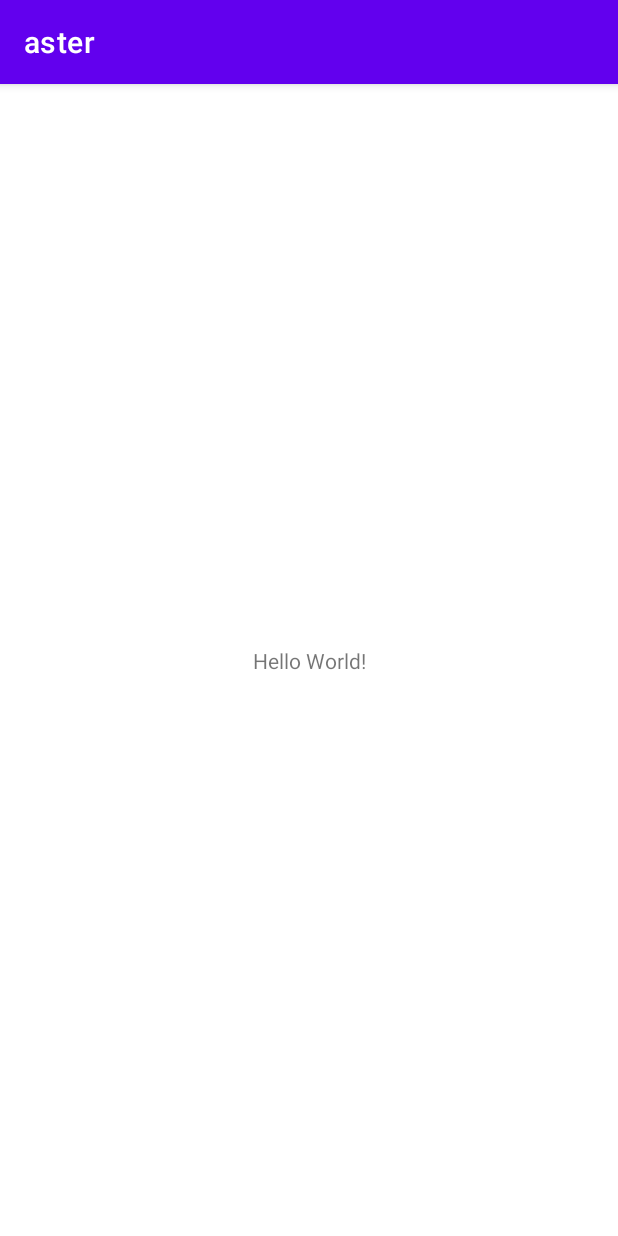
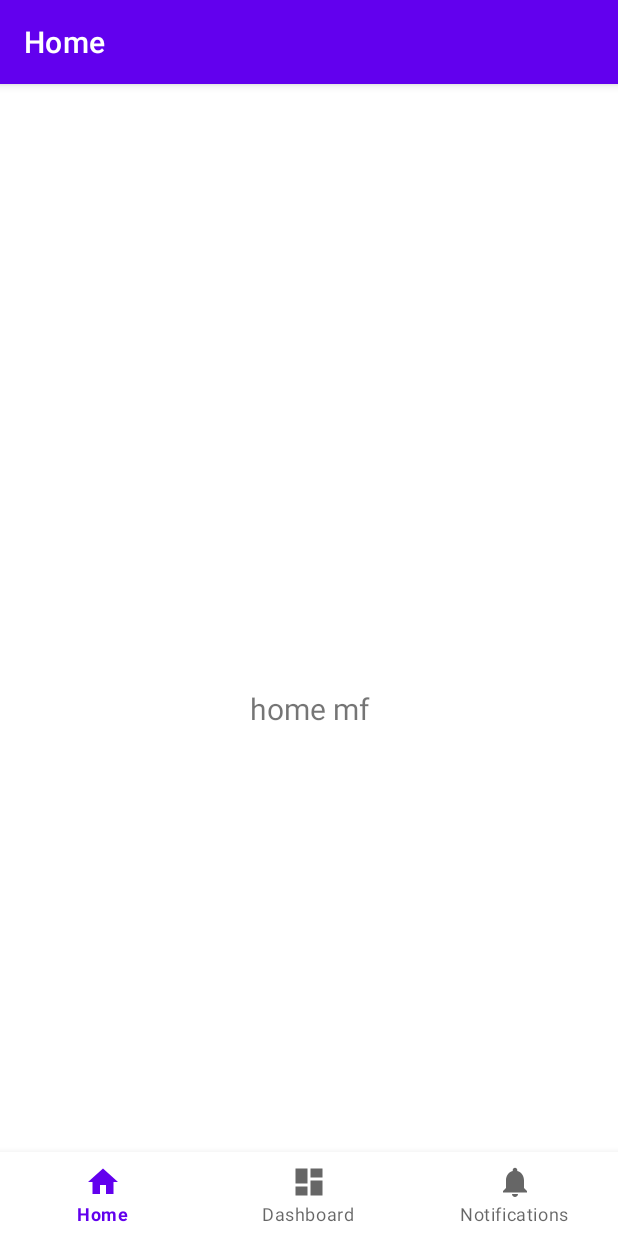
Before and after one commit to VVan228/aster, an Android app: the screen it shows after launch (MainActivity), on a phone screen of 412 x 824 dp. Run offline under Robolectric (Android 15) with nearby library versions, the phone set to English and light mode, and no system bars; our stand-ins replace navigation-ui.

Commit message:
bottom nav bar

```diff
--- a/app/src/main/java/com/example/aster/MainActivity.java
+++ b/app/src/main/java/com/example/aster/MainActivity.java
@@ -1,21 +1,37 @@
 package com.example.aster;
-
-import androidx.appcompat.app.AppCompatActivity;
 
 import android.os.Bundle;
 
-import com.google.firebase.FirebaseApp;
-import com.google.firebase.appcheck.FirebaseAppCheck;
-import com.google.firebase.appcheck.debug.DebugAppCheckProviderFactory;
+import com.google.android.material.bottomnavigation.BottomNavigationView;
+
+import androidx.appcompat.app.AppCompatActivity;
+import androidx.navigation.NavController;
+import androidx.navigation.Navigation;
+import androidx.navigation.ui.AppBarConfiguration;
+import androidx.navigation.ui.NavigationUI;
+
+import com.example.aster.databinding.ActivityMainBinding;
 
 public class MainActivity extends AppCompatActivity {
+
+    private ActivityMainBinding binding;
 
     @Override
     protected void onCreate(Bundle savedInstanceState) {
         super.onCreate(savedInstanceState);
-        setContentView(R.layout.activity_main);
 
+        binding = ActivityMainBinding.inflate(getLayoutInflater());
+        setContentView(binding.getRoot());
 
+        BottomNavigationView navView = findViewById(R.id.nav_view);
+        // Passing each menu ID as a set of Ids because each
+        // menu should be considered as top level destinations.
+        AppBarConfiguration appBarConfiguration = new AppBarConfiguration.Builder(
+                R.id.navigation_home, R.id.navigation_dashboard, R.id.navigation_notifications)
+                .build();
+        NavController navController = Navigation.findNavController(this, R.id.nav_host_fragment_activity_main2);
+        NavigationUI.setupActionBarWithNavController(this, navController, appBarConfiguration);
+        NavigationUI.setupWithNavController(binding.navView, navController);
+    }
 
-    }
 }
--- /dev/null
+++ b/app/src/main/java/com/example/aster/ui/home/HomeFragment.java
@@ -0,0 +1,37 @@
+package com.example.aster.ui.home;
+
+import android.os.Bundle;
+import android.view.LayoutInflater;
+import android.view.View;
+import android.view.ViewGroup;
+import android.widget.TextView;
+
+import androidx.annotation.NonNull;
+import androidx.annotation.Nullable;
+import androidx.fragment.app.Fragment;
+import androidx.lifecycle.Observer;
+import androidx.lifecycle.ViewModelProvider;
+
+import com.example.aster.R;
+import com.example.aster.databinding.FragmentHomeBinding;
+
+public class HomeFragment extends Fragment {
+
+    private FragmentHomeBinding binding;
+
+    public View onCreateView(@NonNull LayoutInflater inflater,
+                             ViewGroup container, Bundle savedInstanceState) {
+        binding = FragmentHomeBinding.inflate(inflater, container, false);
+        View root = binding.getRoot();
+
+        final TextView textView = binding.textHome;
+        textView.setText("home mf");
+        return root;
+    }
+
+    @Override
+    public void onDestroyView() {
+        super.onDestroyView();
+        binding = null;
+    }
+}
--- /dev/null
+++ b/app/src/main/res/drawable/ic_dashboard_black_24dp.xml
@@ -0,0 +1,9 @@
+<vector xmlns:android="http://schemas.android.com/apk/res/android"
+    android:width="24dp"
+    android:height="24dp"
+    android:viewportWidth="24.0"
+    android:viewportHeight="24.0">
+    <path
+        android:fillColor="#FF000000"
+        android:pathData="M3,13h8L11,3L3,3v10zM3,21h8v-6L3,15v6zM13,21h8L21,11h-8v10zM13,3v6h8L21,3h-8z" />
+</vector>
--- /dev/null
+++ b/app/src/main/res/drawable/ic_home_black_24dp.xml
@@ -0,0 +1,9 @@
+<vector xmlns:android="http://schemas.android.com/apk/res/android"
+    android:width="24dp"
+    android:height="24dp"
+    android:viewportWidth="24.0"
+    android:viewportHeight="24.0">
+    <path
+        android:fillColor="#FF000000"
+        android:pathData="M10,20v-6h4v6h5v-8h3L12,3 2,12h3v8z" />
+</vector>
--- /dev/null
+++ b/app/src/main/res/drawable/ic_notifications_black_24dp.xml
@@ -0,0 +1,9 @@
+<vector xmlns:android="http://schemas.android.com/apk/res/android"
+    android:width="24dp"
+    android:height="24dp"
+    android:viewportWidth="24.0"
+    android:viewportHeight="24.0">
+    <path
+        android:fillColor="#FF000000"
+        android:pathData="M12,22c1.1,0 2,-0.9 2,-2h-4c0,1.1 0.89,2 2,2zM18,16v-5c0,-3.07 -1.64,-5.64 -4.5,-6.32L13.5,4c0,-0.83 -0.67,-1.5 -1.5,-1.5s-1.5,0.67 -1.5,1.5v0.68C7.63,5.36 6,7.92 6,11v5l-2,2v1h16v-1l-2,-2z" />
+</vector>
--- a/app/src/main/res/layout/activity_main.xml
+++ b/app/src/main/res/layout/activity_main.xml
@@ -1,18 +1,33 @@
 <?xml version="1.0" encoding="utf-8"?>
 <androidx.constraintlayout.widget.ConstraintLayout xmlns:android="http://schemas.android.com/apk/res/android"
     xmlns:app="http://schemas.android.com/apk/res-auto"
-    xmlns:tools="http://schemas.android.com/tools"
+    android:id="@+id/container"
     android:layout_width="match_parent"
     android:layout_height="match_parent"
-    tools:context=".MainActivity">
+    android:paddingTop="?attr/actionBarSize">
 
-    <TextView
-        android:layout_width="wrap_content"
+    <com.google.android.material.bottomnavigation.BottomNavigationView
+        android:id="@+id/nav_view"
+        android:layout_width="0dp"
         android:layout_height="wrap_content"
-        android:text="Hello World!"
+        android:layout_marginStart="0dp"
+        android:layout_marginEnd="0dp"
+        android:background="?android:attr/windowBackground"
         app:layout_constraintBottom_toBottomOf="parent"
         app:layout_constraintLeft_toLeftOf="parent"
         app:layout_constraintRight_toRightOf="parent"
-        app:layout_constraintTop_toTopOf="parent" />
+        app:menu="@menu/bottom_nav_menu" />
+
+    <fragment
+        android:id="@+id/nav_host_fragment_activity_main2"
+        android:name="androidx.navigation.fragment.NavHostFragment"
+        android:layout_width="match_parent"
+        android:layout_height="match_parent"
+        app:defaultNavHost="true"
+        app:layout_constraintBottom_toTopOf="@id/nav_view"
+        app:layout_constraintLeft_toLeftOf="parent"
+        app:layout_constraintRight_toRightOf="parent"
+        app:layout_constraintTop_toTopOf="parent"
+        app:navGraph="@navigation/mobile_navigation" />
 
 </androidx.constraintlayout.widget.ConstraintLayout>
--- /dev/null
+++ b/app/src/main/res/layout/fragment_home.xml
@@ -0,0 +1,22 @@
+<?xml version="1.0" encoding="utf-8"?>
+<androidx.constraintlayout.widget.ConstraintLayout xmlns:android="http://schemas.android.com/apk/res/android"
+    xmlns:app="http://schemas.android.com/apk/res-auto"
+    xmlns:tools="http://schemas.android.com/tools"
+    android:layout_width="match_parent"
+    android:layout_height="match_parent"
+    tools:context=".ui.home.HomeFragment">
+
+    <TextView
+        android:id="@+id/text_home"
+        android:layout_width="match_parent"
+        android:layout_height="wrap_content"
+        android:layout_marginStart="8dp"
+        android:layout_marginTop="8dp"
+        android:layout_marginEnd="8dp"
+        android:textAlignment="center"
+        android:textSize="20sp"
+        app:layout_constraintBottom_toBottomOf="parent"
+        app:layout_constraintEnd_toEndOf="parent"
+        app:layout_constraintStart_toStartOf="parent"
+        app:layout_constraintTop_toTopOf="parent" />
+</androidx.constraintlayout.widget.ConstraintLayout>
--- /dev/null
+++ b/app/src/main/res/menu/bottom_nav_menu.xml
@@ -0,0 +1,19 @@
+<?xml version="1.0" encoding="utf-8"?>
+<menu xmlns:android="http://schemas.android.com/apk/res/android">
+
+    <item
+        android:id="@+id/navigation_home"
+        android:icon="@drawable/ic_home_black_24dp"
+        android:title="@string/title_home" />
+
+    <item
+        android:id="@+id/navigation_dashboard"
+        android:icon="@drawable/ic_dashboard_black_24dp"
+        android:title="@string/title_dashboard" />
+
+    <item
+        android:id="@+id/navigation_notifications"
+        android:icon="@drawable/ic_notifications_black_24dp"
+        android:title="@string/title_notifications" />
+
+</menu>
--- /dev/null
+++ b/app/src/main/res/navigation/mobile_navigation.xml
@@ -0,0 +1,25 @@
+<?xml version="1.0" encoding="utf-8"?>
+<navigation xmlns:android="http://schemas.android.com/apk/res/android"
+    xmlns:app="http://schemas.android.com/apk/res-auto"
+    xmlns:tools="http://schemas.android.com/tools"
+    android:id="@+id/mobile_navigation"
+    app:startDestination="@+id/navigation_home">
+
+    <fragment
+        android:id="@+id/navigation_home"
+        android:name="com.example.aster.ui.home.HomeFragment"
+        android:label="@string/title_home"
+        tools:layout="@layout/fragment_home" />
+
+    <fragment
+        android:id="@+id/navigation_dashboard"
+        android:name="com.example.aster.ui.dashboard.DashboardFragment"
+        android:label="@string/title_dashboard"
+        tools:layout="@layout/fragment_dashboard" />
+
+    <fragment
+        android:id="@+id/navigation_notifications"
+        android:name="com.example.aster.ui.notifications.NotificationsFragment"
+        android:label="@string/title_notifications"
+        tools:layout="@layout/fragment_notifications" />
+</navigation>
--- /dev/null
+++ b/app/src/main/res/values/dimens.xml
@@ -0,0 +1,5 @@
+<resources>
+    <!-- Default screen margins, per the Android Design guidelines. -->
+    <dimen name="activity_horizontal_margin">16dp</dimen>
+    <dimen name="activity_vertical_margin">16dp</dimen>
+</resources>
--- a/app/src/main/res/values/strings.xml
+++ b/app/src/main/res/values/strings.xml
@@ -1,3 +1,7 @@
 <resources>
     <string name="app_name">aster</string>
+    <string name="title_activity_main2">MainActivity2</string>
+    <string name="title_home">Home</string>
+    <string name="title_dashboard">Dashboard</string>
+    <string name="title_notifications">Notifications</string>
 </resources>
```
Also changed, not shown: app/build.gradle (+7 -0 lines), app/src/main/java/com/example/aster/ui/dashboard/DashboardFragment.java (added, +38 -0 lines), app/src/main/java/com/example/aster/ui/notifications/NotificationsFragment.java (added, +38 -0 lines), app/src/main/res/layout/fragment_dashboard.xml (added, +22 -0 lines), app/src/main/res/layout/fragment_notifications.xml (added, +22 -0 lines).
